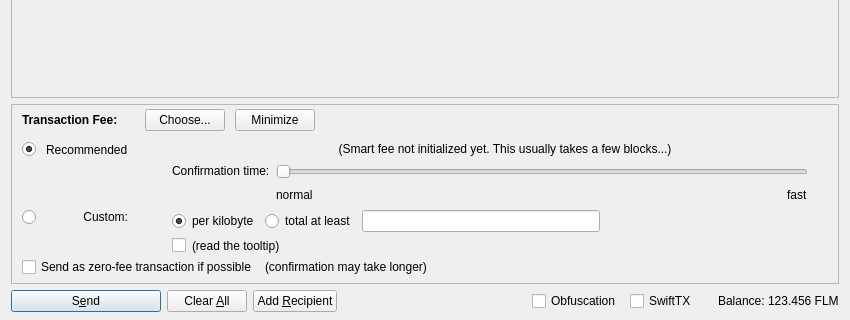
Above: src/qt/forms/sendcoinsdialog.ui from folm/folm before the change; both pictures show x 0 to 850 and y 290 to 610 of the 850 by 610 pixel window. Below: the same form after it.
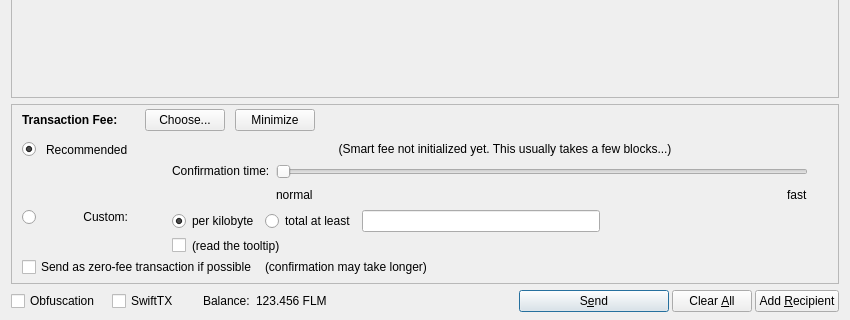
That is the form after the change. Icons and pictures are not drawn. Custom widgets are drawn as their Qt base class.

What changed in the file:
```diff
--- a/src/qt/forms/sendcoinsdialog.ui
+++ b/src/qt/forms/sendcoinsdialog.ui
@@ -1301,147 +1301,148 @@
    <item>
     <layout class="QHBoxLayout" name="horizontalLayout">
      <item>
-      <widget class="QPushButton" name="sendButton">
+      <widget class="QCheckBox" name="checkUseObfuscation">
        <property name="minimumSize">
         <size>
-         <width>150</width>
+         <width>95</width>
          <height>0</height>
         </size>
        </property>
-       <property name="toolTip">
-        <string>Confirm the send action</string>
-       </property>
        <property name="text">
-        <string>S&amp;end</string>
+        <string>Obfuscation</string>
        </property>
-       <property name="icon">
-        <iconset resource="../folm.qrc">
-         <normaloff>:/icons/send</normaloff>:/icons/send</iconset>
-       </property>
-       <property name="autoDefault">
+       <property name="checked">
         <bool>false</bool>
        </property>
-       <property name="default">
+      </widget>
+     </item>
+     <item>
+      <widget class="QCheckBox" name="checkSwiftTX">
+       <property name="enabled">
         <bool>true</bool>
        </property>
+       <property name="minimumSize">
+        <size>
+         <width>85</width>
+         <height>0</height>
+        </size>
+       </property>
+       <property name="text">
+        <string>SwiftTX</string>
+       </property>
       </widget>
      </item>
      <item>
-      <widget class="QPushButton" name="clearButton">
+      <widget class="QLabel" name="label">
+       <property name="text">
+        <string>Balance:</string>
+       </property>
+      </widget>
+     </item>
+     <item>
+      <widget class="QLabel" name="labelBalance">
        <property name="sizePolicy">
-        <sizepolicy hsizetype="Minimum" vsizetype="Fixed">
+        <sizepolicy hsizetype="Preferred" vsizetype="Fixed">
          <horstretch>0</horstretch>
          <verstretch>0</verstretch>
         </sizepolicy>
        </property>
-       <property name="toolTip">
-        <string>Clear all fields of the form.</string>
+       <property name="cursor">
+        <cursorShape>IBeamCursor</cursorShape>
        </property>
        <property name="text">
-        <string>Clear &amp;All</string>
+        <string notr="true">123.456 FLM</string>
        </property>
-       <property name="icon">
-        <iconset resource="../folm.qrc">
-         <normaloff>:/icons/remove</normaloff>:/icons/remove</iconset>
+       <property name="textInteractionFlags">
+        <set>Qt::LinksAccessibleByMouse|Qt::TextSelectableByKeyboard|Qt::TextSelectableByMouse</set>
        </property>
-       <property name="autoDefault">
-        <bool>false</bool>
-       </property>
       </widget>
      </item>
-     <item>
-      <widget class="QPushButton" name="addButton">
-       <property name="toolTip">
-        <string>Send to multiple recipients at once</string>
-       </property>
-       <property name="text">
-        <string>Add &amp;Recipient</string>
-       </property>
-       <property name="icon">
-        <iconset resource="../folm.qrc">
-         <normaloff>:/icons/add</normaloff>:/icons/add</iconset>
-       </property>
-       <property name="autoDefault">
-        <bool>false</bool>
-       </property>
-      </widget>
-     </item>
-     <item>
-      <spacer name="horizontalSpacer">
-       <property name="orientation">
-        <enum>Qt::Horizontal</enum>
-       </property>
-       <property name="sizeHint" stdset="0">
-        <size>
-         <width>40</width>
-         <height>20</height>
-        </size>
-       </property>
-      </spacer>
-     </item>
      <item>
       <layout class="QHBoxLayout" name="horizontalLayout_2">
        <property name="spacing">
         <number>3</number>
        </property>
        <item>
-        <widget class="QCheckBox" name="checkUseObfuscation">
+        <spacer name="horizontalSpacer">
+         <property name="orientation">
+          <enum>Qt::Horizontal</enum>
+         </property>
+         <property name="sizeHint" stdset="0">
+          <size>
+           <width>40</width>
+           <height>20</height>
+          </size>
+         </property>
+        </spacer>
+       </item>
+       <item>
+        <widget class="QPushButton" name="sendButton">
          <property name="minimumSize">
           <size>
-           <width>95</width>
+           <width>150</width>
            <height>0</height>
           </size>
          </property>
+         <property name="toolTip">
+          <string>Confirm the send action</string>
+         </property>
          <property name="text">
-          <string>Obfuscation</string>
+          <string>S&amp;end</string>
          </property>
-         <property name="checked">
+         <property name="icon">
+          <iconset resource="../folm.qrc">
+           <normaloff>:/icons/send_white</normaloff>:/icons/send_white</iconset>
+         </property>
+         <property name="autoDefault">
           <bool>false</bool>
          </property>
-        </widget>
-       </item>
-       <item>
-        <widget class="QCheckBox" name="checkSwiftTX">
-         <property name="enabled">
+         <property name="default">
           <bool>true</bool>
          </property>
-         <property name="minimumSize">
-          <size>
-           <width>85</width>
-           <height>0</height>
-          </size>
-         </property>
-         <property name="text">
-          <string>SwiftTX</string>
-         </property>
         </widget>
        </item>
        <item>
-        <widget class="QLabel" name="label">
-         <property name="text">
-          <string>Balance:</string>
-         </property>
-        </widget>
-       </item>
-       <item>
-        <widget class="QLabel" name="labelBalance">
+        <widget class="QPushButton" name="clearButton">
          <property name="sizePolicy">
-          <sizepolicy hsizetype="Preferred" vsizetype="Fixed">
+          <sizepolicy hsizetype="Minimum" vsizetype="Fixed">
            <horstretch>0</horstretch>
            <verstretch>0</verstretch>
           </sizepolicy>
          </property>
-         <property name="cursor">
-          <cursorShape>IBeamCursor</cursorShape>
+         <property name="toolTip">
+          <string>Clear all fields of the form.</string>
          </property>
          <property name="text">
-          <string notr="true">123.456 FLM</string>
+          <string>Clear &amp;All</string>
          </property>
-         <property name="textInteractionFlags">
-          <set>Qt::LinksAccessibleByMouse|Qt::TextSelectableByKeyboard|Qt::TextSelectableByMouse</set>
+         <property name="icon">
+          <iconset resource="../folm.qrc">
+           <normaloff>:/icons/remove</normaloff>:/icons/remove</iconset>
          </property>
+         <property name="autoDefault">
+          <bool>false</bool>
+         </property>
         </widget>
        </item>
+       <item>
+        <widget class="QPushButton" name="addButton">
+         <property name="toolTip">
+          <string>Send to multiple recipients at once</string>
+         </property>
+         <property name="text">
+          <string>Add &amp;Recipient</string>
+         </property>
+         <property name="icon">
+          <iconset resource="../folm.qrc">
+           <normaloff>:/icons/add</normaloff>:/icons/add</iconset>
+         </property>
+         <property name="autoDefault">
+          <bool>false</bool>
+         </property>
+        </widget>
+       </item>
+
       </layout>
      </item>
     </layout>
```
